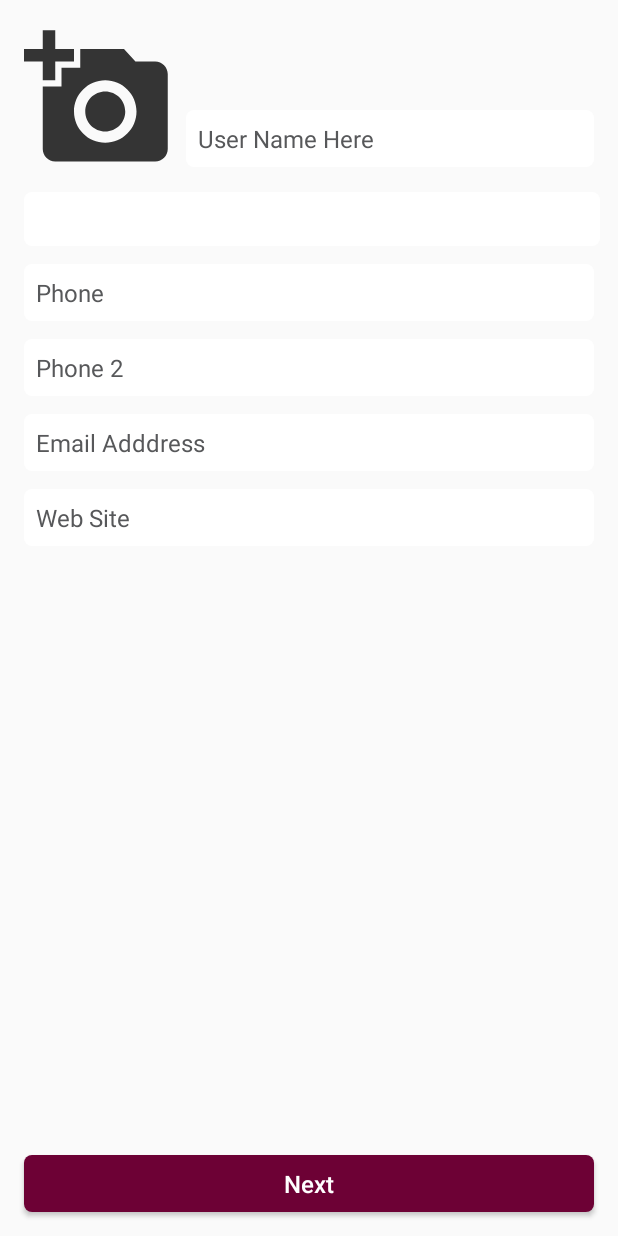
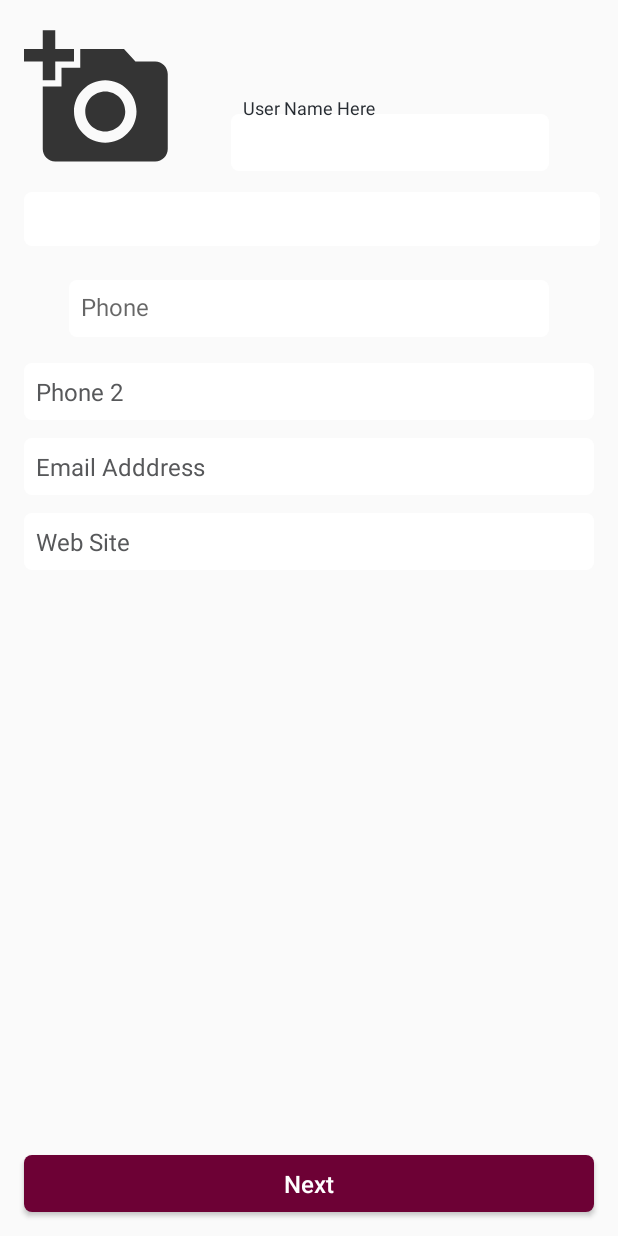
Before and after one commit to SaadSurya/BizLinked, an Android app: the layout fragment_profile_detail.xml on its own in the app's theme, with its tools: preview values and no code run, on a phone screen of 412 x 824 dp. Run offline under Robolectric (Android 15) with nearby library versions, the phone set to English and light mode, and no system bars.

```diff
--- a/app/src/main/java/com/application/lumaque/bizlinked/fragments/bizlinked/CategoryListFragment.java
+++ b/app/src/main/java/com/application/lumaque/bizlinked/fragments/bizlinked/CategoryListFragment.java
@@ -101,6 +101,8 @@ public class CategoryListFragment extends BaseFragment implements SearchView.OnQ
         if (bundle != null) {
             isFromCatList = bundle.getBoolean("FROMCATLIST");
             productCategory = (ProductCategory) bundle.getSerializable("CAT_OBJ");
+            getBaseActivity().toolbar.setTitle(productCategory.getProductCategoryName());
+
         }
         companyId = preferenceHelper.getCompanyProfile().getCompanyID();
 //        CompanyHelper companyHelper = new CompanyHelper(activityReference, preferenceHelper, this);
--- a/app/src/main/java/com/application/lumaque/bizlinked/fragments/bizlinked/ProductListFragment.java
+++ b/app/src/main/java/com/application/lumaque/bizlinked/fragments/bizlinked/ProductListFragment.java
@@ -47,9 +47,11 @@ public class ProductListFragment extends BaseFragment implements SearchView.OnQu
 
     public static final String companyId = "companyId";
     public static final String productCategoryId = "productCategoryId";
+    public static final String productCategoryName = "productCategoryName";
 
     String paramCompanyId = "";
     String paramProductCategoryId = "";
+    String paramProductCategoryName = "";
 
     Bundle bundle;
 
@@ -153,6 +155,10 @@ public class ProductListFragment extends BaseFragment implements SearchView.OnQu
         if (bundle != null) {
             paramCompanyId = bundle.getString(companyId);
             paramProductCategoryId = bundle.getString(productCategoryId);
+            paramProductCategoryName = bundle.getString(productCategoryName);
+            if (paramProductCategoryName != null && !paramProductCategoryName.isEmpty())
+                getBaseActivity().toolbar.setTitle(paramProductCategoryName);
+
         }
     }
 
@@ -168,7 +174,6 @@ public class ProductListFragment extends BaseFragment implements SearchView.OnQu
         params.put("productCategoryId", paramProductCategoryId);
 
 /*
-
         HashMap<String, String> params = new HashMap<>();
         params.put("companyId", String.valueOf(preferenceHelper.getCompanyProfile().getCompanyID()));
         params.put("productCategoryId", String.valueOf(preferenceHelper.getCompanyProfile().getCompanyID()));
@@ -236,11 +241,10 @@ public class ProductListFragment extends BaseFragment implements SearchView.OnQu
 
                                     if (NetworkUtils.isNetworkAvailable(activityReference)) {
                                         try {
-
-
                                             Bundle bundle = new Bundle();
                                             bundle.putString(ProductListFragment.companyId, String.valueOf(ProductList.getProductCategory().get(position).getCompanyID()));
                                             bundle.putString(ProductListFragment.productCategoryId, String.valueOf(ProductList.getProductCategory().get(position).getProductCategoryID()));
+                                            bundle.putString(ProductListFragment.productCategoryName, ProductList.getProductCategory().get(position).getProductCategoryName());
                                             ProductListFragment ProductListFragment = new ProductListFragment();
                                             ProductListFragment.setArguments(bundle);
                                             activityReference.addSupportFragment(ProductListFragment, AppConstant.TRANSITION_TYPES.SLIDE, true);
--- a/app/src/main/java/com/application/lumaque/bizlinked/fragments/bizlinked/ProfileDetailTabFragment.java
+++ b/app/src/main/java/com/application/lumaque/bizlinked/fragments/bizlinked/ProfileDetailTabFragment.java
@@ -16,7 +16,6 @@ import android.view.ViewGroup;
 import android.widget.ArrayAdapter;
 import android.widget.Button;
 import android.widget.EditText;
-import android.widget.FrameLayout;
 import android.widget.ImageView;
 import android.widget.Spinner;
 
@@ -25,12 +24,10 @@ import com.application.lumaque.bizlinked.activities.baseClass.BaseActivity;
 import com.application.lumaque.bizlinked.constant.AppConstant;
 import com.application.lumaque.bizlinked.data_models.bizlinked.BusinessNatureModel;
 import com.application.lumaque.bizlinked.data_models.bizlinked.CompanyProfileModel;
-import com.application.lumaque.bizlinked.helpers.ImageLoader;
 import com.application.lumaque.bizlinked.helpers.network.GsonHelper;
 import com.application.lumaque.bizlinked.helpers.preference.BasePreferenceHelper;
 import com.application.lumaque.bizlinked.helpers.ui.dialogs.DialogFactory;
 import com.application.lumaque.bizlinked.listener.MediaTypePicker;
-import com.application.lumaque.bizlinked.listener.OnImageDownload;
 import com.application.lumaque.bizlinked.webhelpers.WebAPIRequestHelper;
 import com.application.lumaque.bizlinked.webhelpers.WebAppManager;
 import com.bumptech.glide.Glide;
@@ -54,7 +51,7 @@ import butterknife.OnClick;
 import butterknife.Unbinder;
 
 public class ProfileDetailTabFragment extends Fragment implements MediaTypePicker {
-    ArrayList<BusinessNatureModel>  BusinessNatureList;
+    ArrayList<BusinessNatureModel> BusinessNatureList;
 
 
     boolean isImageSet = false;
@@ -84,11 +81,13 @@ public class ProfileDetailTabFragment extends Fragment implements MediaTypePicke
     BaseActivity activityReference;
     BasePreferenceHelper preferenceHelper;
     private static ProfileDetailTabFragment profileDetailTabFragment;
+
     // private int position;
     // private View currentImageContainerView;
     @SuppressLint("ValidFragment")
     private ProfileDetailTabFragment() {
     }
+
     public static ProfileDetailTabFragment getInstance(BaseActivity activityReference, BasePreferenceHelper preferenceHelper) {
         if (profileDetailTabFragment == null) {
             profileDetailTabFragment = new ProfileDetailTabFragment();
@@ -118,14 +117,12 @@ public class ProfileDetailTabFragment extends Fragment implements MediaTypePicke
 
     private void initializeViews() {
 
-        WebAppManager.getInstance(activityReference,preferenceHelper).getAllGridDetails(null, AppConstant.ServerAPICalls.BUSINESS_NATURE_URL,true, new WebAppManager.APIStringRequestDataCallBack() {
+        WebAppManager.getInstance(activityReference, preferenceHelper).getAllGridDetails(null, AppConstant.ServerAPICalls.BUSINESS_NATURE_URL, true, new WebAppManager.APIStringRequestDataCallBack() {
             @Override
             public void onSuccess(String response) {
 
 
-
                 BusinessNatureList = GsonHelper.GsonToBusinessNature(activityReference, response);
-
 
 
                 String[] majorCat = new String[BusinessNatureList.size() <= 0 ? 0 : BusinessNatureList.size()];
@@ -134,7 +131,6 @@ public class ProfileDetailTabFragment extends Fragment implements MediaTypePicke
                     majorCat[i] = BusinessNatureList.get(i).getBusinessNatureName();
 
                 }
-
 
 
                 ArrayAdapter arrayAdapter = new ArrayAdapter(activityReference, android.R.layout.simple_spinner_dropdown_item, majorCat);
@@ -154,18 +150,16 @@ try {
 
 
                     int defaultPos = 0;
-    for(int i = 0; i < BusinessNatureList.size(); i ++){
-        if(BusinessNatureList.get(i).getBusinessNatureID().equalsIgnoreCase(String.valueOf(preferenceHelper.getCompanyProfile().getBusinessNature()[0])))
+                    for (int i = 0; i < BusinessNatureList.size(); i++) {
+                        if (BusinessNatureList.get(i).getBusinessNatureID().equalsIgnoreCase(String.valueOf(preferenceHelper.getCompanyProfile().getBusinessNature()[0])))
                             defaultPos = i;
                         spBusinesType.setSelection(defaultPos);
                     }
 
-}catch (Exception e){
-
+                } catch (Exception e) {
 
 
                 }
-
 
 
                 CompanyProfileModel companyProfileModel = new CompanyProfileModel();
@@ -180,9 +174,8 @@ try {
                 companyProfileModel.setWebsite(etWebsite.getText().toString());
 
                 //   parentFragment = ((ProfileTabsFragment)this.getParentFragment());
-                parentFragment  = ((ProfileTabsFragment)(ProfileDetailTabFragment.this.getParentFragment()));
+                parentFragment = ((ProfileTabsFragment) (ProfileDetailTabFragment.this.getParentFragment()));
                 parentFragment.updatedProfile = companyProfileModel;
-
 
 
             }
@@ -199,24 +192,23 @@ try {
         });
 
 
+    }
 
-    }
     public void doBack() {
 
 
         activityReference.onPageBack();
 
 
-
     }
 
 
-    @OnClick({R.id.profile_picture,R.id.btn_save})
+    @OnClick({R.id.profile_picture, R.id.btn_save})
     public void onViewClicked(View view) {
         switch (view.getId()) {
             case R.id.profile_picture:
                 selectedViewName = AppConstant.SCAN_DOCUMENT_TYPES.IMAGE_0;
-                openImagePicker( view);
+                openImagePicker(view);
                 break;
             case R.id.btn_save:
                 onSave();
@@ -227,10 +219,7 @@ try {
     }
 
 
-
-
-
-private void onSave(){
+    private void onSave() {
 
         CompanyProfileModel companyProfileModel = new CompanyProfileModel();
 
@@ -249,24 +238,20 @@ private void onSave(){
         companyProfileModel.setBusinessNature(BN);
 
 
-
-
-
-
-
         parentFragment.updatedProfile = companyProfileModel;
         parentFragment.saveDetailAndNext();
 
 
+    }
 
+    private void openImagePicker(View view) {
+        if (isImageSet)
+            openOptionsList(view);
+        else
+            takePicture(view);
     }
-    private void openImagePicker( View view) {
-        if (isImageSet)
-            openOptionsList( view);
-        else
-            takePicture( view);
-    }
-    private void openOptionsList( final View view) {
+
+    private void openOptionsList(final View view) {
         final ArrayList<String> optionsList = new ArrayList<>();
         optionsList.add(activityReference.getString(R.string.preview));
         optionsList.add(activityReference.getString(R.string.update));
@@ -282,7 +267,7 @@ private void onSave(){
                     deleteCurrentProfileImage();
 
                 } else if (optionsList.get(whichOptionPosition).equalsIgnoreCase(activityReference.getString(R.string.update))) {
-                    takePicture( view);
+                    takePicture(view);
                 }
 
             }
@@ -294,10 +279,11 @@ private void onSave(){
     }*/
 
     private void takePicture(View view) {
-        activityReference.openMediaPicker(ProfileDetailTabFragment.this,1);
+        activityReference.openMediaPicker(ProfileDetailTabFragment.this, 1);
 
         //  this.currentImageContainerView = view.findViewById(R.id.flImageDocumnetContainer);
     }
+
     private void getStoragePermissions() {
         if (TedPermission.isGranted(activityReference, Manifest.permission.READ_EXTERNAL_STORAGE,
                 Manifest.permission.WRITE_EXTERNAL_STORAGE)) {
@@ -323,10 +309,9 @@ private void onSave(){
     }
 
 
-
     private void getImages() {
 
-      String URL =   AppConstant.ServerAPICalls.GET_MEDIA_FILE+preferenceHelper.getCompanyProfile().getCompanyID();
+        String URL = AppConstant.ServerAPICalls.GET_MEDIA_FILE + preferenceHelper.getCompanyProfile().getCompanyID();
         ///  ImageView ivDocumentImage = flCaptureImage1.findViewById(R.id.ivDocumentImage);
         //  setVisibilityOfImageView(true,ivDocumentImage);
         Glide.with(this).load(URL)
@@ -347,10 +332,7 @@ private void onSave(){
                 .into(profilePic);
 
 
-
     }
-
-
 
 
     private void openImagePreview(ImageView imageView) {
@@ -375,18 +357,15 @@ private void onSave(){
     }
 
 
-
-
-
     private void uploadMedia(final File file, final String fileName) {
         HashMap<String, String> parameters = new HashMap<>();
 
         parameters.put("id", String.valueOf(preferenceHelper.getCompanyProfile().getCompanyID()));
 
-String logoURL = AppConstant.ServerAPICalls.UPLOAD_FILE_IMAGE+"/"+preferenceHelper.getCompanyProfile().getCompanyID();
+        String logoURL = AppConstant.ServerAPICalls.UPLOAD_FILE_IMAGE + "/" + preferenceHelper.getCompanyProfile().getCompanyID();
 
         //upload image to server
-        WebAppManager.getInstance(activityReference, preferenceHelper).uploadImage(fileName, parameters, logoURL,file
+        WebAppManager.getInstance(activityReference, preferenceHelper).uploadImage(fileName, parameters, logoURL, file
                 , new WebAPIRequestHelper.APIStringRequestDataCallBack() {
                     @Override
                     public void onSuccess(String response) {
@@ -399,8 +378,6 @@ String logoURL = AppConstant.ServerAPICalls.UPLOAD_FILE_IMAGE+"/"+preferenceHelp
                     public void onError(String response) {
 
 
-
-
                     }
 
                     @Override
@@ -411,11 +388,11 @@ String logoURL = AppConstant.ServerAPICalls.UPLOAD_FILE_IMAGE+"/"+preferenceHelp
     }
 
 
-
     @Override
     public void onDocClicked(ArrayList<File> files) {
 
     }
+
     public void setImageFromPath(final boolean uploadFromGallery, final View currentImageContainerView, final String filePath) {
 
         ImageView ivDocumentImage = currentImageContainerView.findViewById(R.id.ivDocumentImage);
@@ -431,6 +408,7 @@ String logoURL = AppConstant.ServerAPICalls.UPLOAD_FILE_IMAGE+"/"+preferenceHelp
         //  ivDocumentImage.requestLayout();
 
     }
+
     private void setVisibilityOfImageView(boolean isVisible, View view) {
         //ImageView imageView = view.findViewById(R.id.ivDocumentImage);
         if (isVisible) {
@@ -448,9 +426,7 @@ String logoURL = AppConstant.ServerAPICalls.UPLOAD_FILE_IMAGE+"/"+preferenceHelp
     }
 
 
-    private void deleteCurrentProfileImage(){
-
-
+    private void deleteCurrentProfileImage() {
 
 
         final HashMap<String, String> params = new HashMap<>();
@@ -458,7 +434,7 @@ String logoURL = AppConstant.ServerAPICalls.UPLOAD_FILE_IMAGE+"/"+preferenceHelp
         params.put("id", String.valueOf(preferenceHelper.getCompanyProfile().getCompanyID()));
 
 
-        WebAppManager.getInstance(activityReference,preferenceHelper).deleteDetails(params, AppConstant.ServerAPICalls.DELETE_COMPANY_PROFILE_PIC,true, new WebAppManager.APIStringRequestDataCallBack() {
+        WebAppManager.getInstance(activityReference, preferenceHelper).deleteDetails(params, AppConstant.ServerAPICalls.DELETE_COMPANY_PROFILE_PIC, true, new WebAppManager.APIStringRequestDataCallBack() {
             @Override
             public void onSuccess(String response) {
                 // Utils.showToast(activityReference, response, AppConstant.TOAST_TYPES.SUCCESS);
@@ -480,6 +456,5 @@ String logoURL = AppConstant.ServerAPICalls.UPLOAD_FILE_IMAGE+"/"+preferenceHelp
         });
 
 
-
     }
 }
--- a/app/src/main/res/layout/fragment_profile_detail.xml
+++ b/app/src/main/res/layout/fragment_profile_detail.xml
@@ -5,8 +5,8 @@
     xmlns:tools="http://schemas.android.com/tools"
     style="?attr/supportCenterInfoBgStyle"
     android:layout_margin="@dimen/x0"
-    android:padding="@dimen/x0"
-    android:background="@null">
+    android:background="@null"
+    android:padding="@dimen/x0">
 
 
     <FrameLayout xmlns:android="http://schemas.android.com/apk/res/android"
@@ -14,11 +14,10 @@
         xmlns:tools="http://schemas.android.com/tools"
         style="?attr/supportCenterInfoBgStyle"
         android:layout_margin="@dimen/x0"
-        android:padding="@dimen/x0"
-        android:background="@null" />
+        android:background="@null"
+        android:padding="@dimen/x0" />
 
-    <android.support.constraint.ConstraintLayout
-        xmlns:android="http://schemas.android.com/apk/res/android"
+    <android.support.constraint.ConstraintLayout xmlns:android="http://schemas.android.com/apk/res/android"
         xmlns:app="http://schemas.android.com/apk/res-auto"
         android:layout_width="match_parent"
         android:layout_height="match_parent">
@@ -27,12 +26,12 @@
             android:id="@+id/scrollView"
             android:layout_width="match_parent"
             android:layout_height="0dp"
+            android:layout_marginBottom="@dimen/x16"
             app:layout_constraintBottom_toTopOf="@+id/btn_save"
             app:layout_constraintEnd_toEndOf="parent"
             app:layout_constraintHorizontal_bias="0.0"
             app:layout_constraintStart_toStartOf="parent"
             app:layout_constraintTop_toTopOf="parent"
-            android:layout_marginBottom="@dimen/x16"
             app:layout_constraintVertical_bias="0.0">
 
             <android.support.constraint.ConstraintLayout xmlns:android="http://schemas.android.com/apk/res/android"
@@ -46,9 +45,9 @@
                     android:layout_width="@dimen/x100"
 
                     android:layout_height="@dimen/x100"
-                    android:src="@drawable/ic_add_a_photo_black_100dp"
                     android:layout_marginStart="@dimen/x16"
                     android:layout_marginTop="@dimen/x16"
+                    android:src="@drawable/ic_add_a_photo_black_100dp"
 
                     app:layout_constraintStart_toStartOf="parent"
                     app:layout_constraintTop_toTopOf="parent"
@@ -56,76 +55,81 @@
                     >
 
 
-
                 </ImageView>
 
-
-                <EditText
-                    android:id="@+id/et_user_name"
-                    style="?attr/roundEditTextNormalColorStyle"
+                <android.support.design.widget.TextInputLayout
                     android:layout_width="0dp"
-                    android:layout_marginBottom="@dimen/x8"
-
-                    android:layout_marginEnd="@dimen/x16"
+                    android:layout_height="wrap_content"
                     android:layout_marginStart="8dp"
                     android:layout_marginTop="16dp"
-
-
-                    android:hint="@string/user_name_here"
-                    app:layout_constraintBottom_toTopOf="@+id/et_phone"
+                    android:layout_marginEnd="@dimen/x16"
+                    android:layout_marginBottom="@dimen/x8"
+                    app:layout_constraintBottom_toTopOf="@+id/et_phone_layout"
                     app:layout_constraintEnd_toEndOf="parent"
                     app:layout_constraintHorizontal_bias="0.11"
                     app:layout_constraintStart_toEndOf="@+id/profile_picture"
-                    app:layout_constraintTop_toTopOf="parent" />
+                    app:layout_constraintTop_toTopOf="parent">
 
+                    <EditText
+                        android:id="@+id/et_user_name"
+                        style="?attr/roundEditTextNormalColorStyle"
+                        android:layout_width="match_parent"
+                        android:hint="@string/user_name_here" />
+                </android.support.design.widget.TextInputLayout>
 
                 <Spinner
                     android:id="@+id/sp_busines_type"
                     style="?attr/roundEditTextNormalColorStyle"
                     android:layout_width="match_parent"
                     android:layout_height="@dimen/x36"
-                    android:layout_marginEnd="@dimen/x12"
                     android:layout_marginStart="@dimen/x16"
                     android:layout_marginTop="@dimen/x12"
+                    android:layout_marginEnd="@dimen/x12"
                     app:layout_constraintEnd_toEndOf="parent"
                     app:layout_constraintStart_toStartOf="parent"
                     app:layout_constraintTop_toBottomOf="@+id/profile_picture" />
 
-                <EditText
-                    android:id="@+id/et_phone"
-                    style="?attr/roundEditTextNormalColorStyle"
+                <android.support.design.widget.TextInputLayout
+                    android:id="@+id/et_phone_layout"
                     android:layout_width="match_parent"
-                    android:layout_marginEnd="@dimen/x16"
+                    android:layout_height="wrap_content"
                     android:layout_marginStart="@dimen/x16"
                     android:layout_marginTop="@dimen/x12"
-                    android:hint="@string/user_phone"
-                    android:inputType="number"
+                    android:layout_marginEnd="@dimen/x16"
                     app:layout_constraintEnd_toEndOf="parent"
                     app:layout_constraintStart_toStartOf="parent"
-                    app:layout_constraintTop_toBottomOf="@+id/sp_busines_type" />
+                    app:layout_constraintTop_toBottomOf="@+id/sp_busines_type">
 
+                    <EditText
+                        android:id="@+id/et_phone"
+                        style="?attr/roundEditTextNormalColorStyle"
+                        android:layout_width="match_parent"
+                        android:layout_height="wrap_content"
+                        android:hint="@string/user_phone"
+                        android:inputType="number" />
+                </android.support.design.widget.TextInputLayout>
 
                 <EditText
                     android:id="@+id/et_phone2"
                     style="?attr/roundEditTextNormalColorStyle"
                     android:layout_width="match_parent"
-                    android:layout_marginEnd="@dimen/x16"
                     android:layout_marginStart="@dimen/x16"
                     android:layout_marginTop="@dimen/x12"
+                    android:layout_marginEnd="@dimen/x16"
                     android:hint="@string/user_phone2"
                     android:inputType="number"
                     app:layout_constraintEnd_toEndOf="parent"
                     app:layout_constraintStart_toStartOf="parent"
-                    app:layout_constraintTop_toBottomOf="@+id/et_phone" />
+                    app:layout_constraintTop_toBottomOf="@+id/et_phone_layout" />
 
                 <EditText
                     android:id="@+id/et_email"
                     style="?attr/roundEditTextNormalColorStyle"
                     android:layout_width="match_parent"
+                    android:layout_marginStart="@dimen/x16"
+
+                    android:layout_marginTop="@dimen/x12"
                     android:layout_marginEnd="@dimen/x16"
-
-                    android:layout_marginStart="@dimen/x16"
-                    android:layout_marginTop="@dimen/x12"
                     android:hint="@string/email_address"
                     app:layout_constraintEnd_toEndOf="parent"
                     app:layout_constraintStart_toStartOf="parent"
@@ -136,9 +140,9 @@
                     android:id="@+id/et_website"
                     style="?attr/roundEditTextNormalColorStyle"
                     android:layout_width="match_parent"
-                    android:layout_marginEnd="@dimen/x16"
                     android:layout_marginStart="@dimen/x16"
                     android:layout_marginTop="@dimen/x12"
+                    android:layout_marginEnd="@dimen/x16"
                     android:hint="@string/web_site"
                     android:imeOptions="actionDone"
                     app:layout_constraintEnd_toEndOf="parent"
@@ -149,17 +153,18 @@
 
 
         </ScrollView>
+
         <Button
             android:id="@+id/btn_save"
             style="?attr/roundSkyBlueButtonColorStyle"
 
             android:layout_width="match_parent"
-            android:layout_marginBottom="@dimen/x16"
+            android:layout_marginStart="@dimen/x16"
+
+            android:layout_marginTop="@dimen/x12"
 
             android:layout_marginEnd="@dimen/x16"
-
-            android:layout_marginStart="@dimen/x16"
-            android:layout_marginTop="@dimen/x12"
+            android:layout_marginBottom="@dimen/x16"
             android:text="@string/next"
             app:layout_constraintBottom_toBottomOf="parent"
             app:layout_constraintEnd_toEndOf="parent"
@@ -169,5 +174,4 @@
     </android.support.constraint.ConstraintLayout>
 
 
-
 </FrameLayout>
```
Lines whose indentation alone changed are shown as unchanged.
